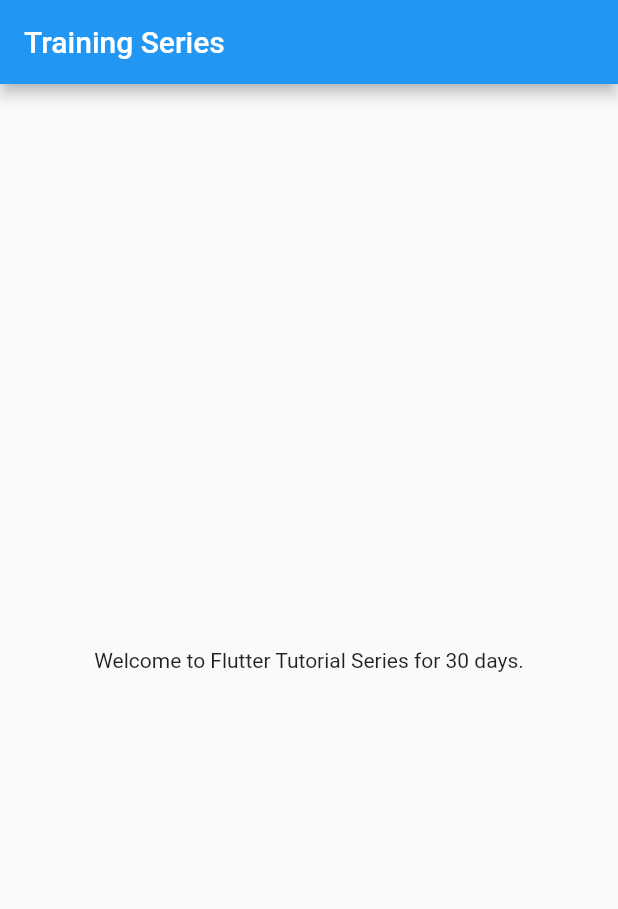
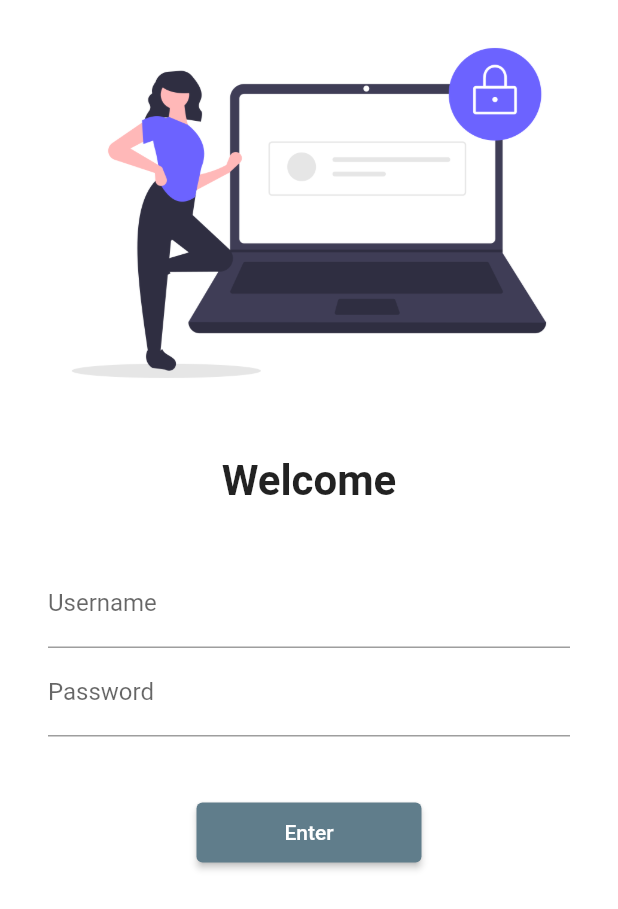
Before and after one commit to amitmalik1234/TutorialFlutter, a Flutter app: the screen it shows after launch, on a phone screen of 412 x 824 dp. Shown: the top 909 px of the screen. Run offline on Flutter 3.47's test engine with Material 2 defaults, Android fonts, the phone set to English and light mode, and no system bars; our stand-ins replace google_fonts; Roboto replaces fonts that are missing (Abel).

Commit message:
Day6 completed

```diff
--- a/lib/main.dart
+++ b/lib/main.dart
@@ -1,18 +1,34 @@
 import 'package:flutter/material.dart';
-import 'package:flutter_catalog/home_page.dart';
+import 'package:flutter_catalog/pages/login_page.dart';
+import 'package:flutter_catalog/utils/routes.dart';
+import 'package:google_fonts/google_fonts.dart';
+import 'pages/home_page.dart';
 
 void main() {
   runApp(MyApp());
 }
 
 class MyApp extends StatelessWidget {
-  const MyApp({super.key});
-
   @override
   Widget build(BuildContext context) {
-
     return MaterialApp(
-      home: HomePage(),
+      //home: const HomePage(),
+      themeMode: ThemeMode.light,
+      theme: ThemeData(
+        primarySwatch: Colors.blueGrey,
+        fontFamily: GoogleFonts.abel().fontFamily,
+        //primaryTextTheme: GoogleFonts.lateefTextTheme()
+      ),
+      //debugShowCheckedModeBanner: false,
+      darkTheme: ThemeData(
+        brightness: Brightness.dark,
+      ),
+      initialRoute: "/",
+      routes: {
+        "/": (context) => LoginPage(),
+        MyRoutes.homeRoute: (context) => HomePage(),
+        MyRoutes.loginRoute: (context) => LoginPage(),
+      },
     );
   }
 }
--- a/lib/home_page.dart
+++ b/lib/pages/home_page.dart
@@ -1,15 +1,13 @@
 import 'package:flutter/material.dart';
 
 class HomePage extends StatelessWidget {
-  const HomePage({super.key});
-
   @override
   Widget build(BuildContext context) {
     int days = 30;
     String name = "Flutter Tutorial";
     return Scaffold(
       appBar: AppBar(
-        title: Text("Training Series"),
+        title: Text("Training Sessions"),
       ),
       body: Center(
         // ignore: avoid_unnecessary_containers
@@ -17,6 +15,7 @@ class HomePage extends StatelessWidget {
           child: Text("Welcome to $name Series for $days days."),
         ),
       ),
+      drawer: Drawer(),
     );
   }
 }
--- /dev/null
+++ b/lib/pages/login_page.dart
@@ -0,0 +1,63 @@
+import 'package:flutter/material.dart';
+import 'package:flutter_catalog/utils/routes.dart';
+
+class LoginPage extends StatelessWidget {
+  @override
+  Widget build(BuildContext context) {
+    return Material(
+        color: Colors.white,
+        child: SingleChildScrollView(
+          child: Column(
+            children: [
+              Image.asset(
+                "assets/images/secure_login_img.png",
+                fit: BoxFit.cover,
+              ),
+              const SizedBox(
+                height: 20.0,
+              ),
+              const Text(
+                "Welcome",
+                style: TextStyle(fontSize: 28, fontWeight: FontWeight.bold),
+              ),
+              const SizedBox(
+                height: 20.0,
+              ),
+              Padding(
+                padding: const EdgeInsets.symmetric(
+                    vertical: 16.0, horizontal: 32.0),
+                child: Column(
+                  children: [
+                    TextFormField(
+                      decoration: const InputDecoration(
+                        hintText: "Enter Username",
+                        labelText: "Username",
+                      ),
+                    ),
+                    TextFormField(
+                      obscureText: true,
+                      decoration: const InputDecoration(
+                        hintText: "Enter Password",
+                        labelText: "Password",
+                      ),
+                    ),
+                    const SizedBox(
+                      height: 40.0,
+                    ),
+                    ElevatedButton(
+                      style: TextButton.styleFrom(
+                          minimumSize: const Size(150, 40)),
+                      onPressed: () {
+                        //print("Welcome to OnMyRoadTrip!");
+                        Navigator.pushNamed(context, MyRoutes.homeRoute);
+                      },
+                      child: const Text("Enter"),
+                    ),
+                  ],
+                ),
+              )
+            ],
+          ),
+        ));
+  }
+}
--- /dev/null
+++ b/lib/utils/routes.dart
@@ -0,0 +1,4 @@
+class MyRoutes {
+  static String loginRoute = "/login";
+  static String homeRoute = "home";
+}
--- a/pubspec.yaml
+++ b/pubspec.yaml
@@ -31,10 +31,10 @@ dependencies:
   flutter:
     sdk: flutter
 
-
   # The following adds the Cupertino Icons font to your application.
   # Use with the CupertinoIcons class for iOS style icons.
   cupertino_icons: ^1.0.2
+  google_fonts: ^5.1.0
 
 dev_dependencies:
   flutter_test:
@@ -59,8 +59,8 @@ flutter:
   uses-material-design: true
 
   # To add assets to your application, add an assets section, like this:
-  # assets:
-  #   - images/a_dot_burr.jpeg
+  assets:
+    - assets/images/
   #   - images/a_dot_ham.jpeg
 
   # An image asset can refer to one or more resolution-specific "variants", see
```
Also changed, not shown: assets/images/secure_login_img.png (added), pubspec.lock, 10 other files.
